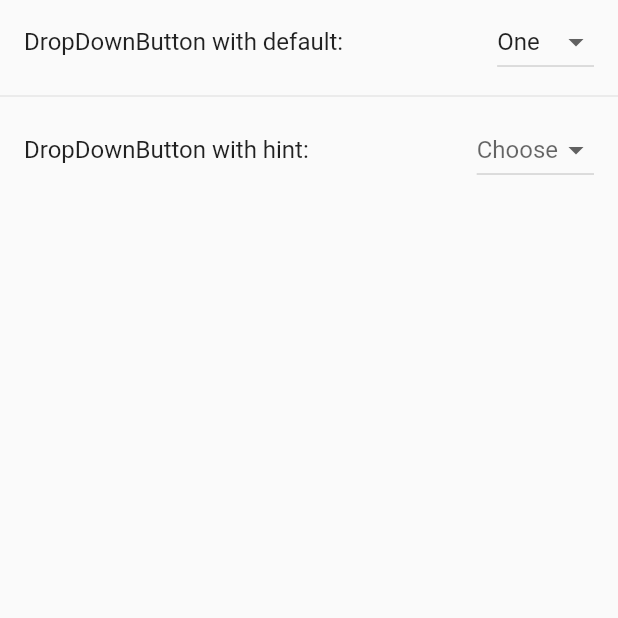
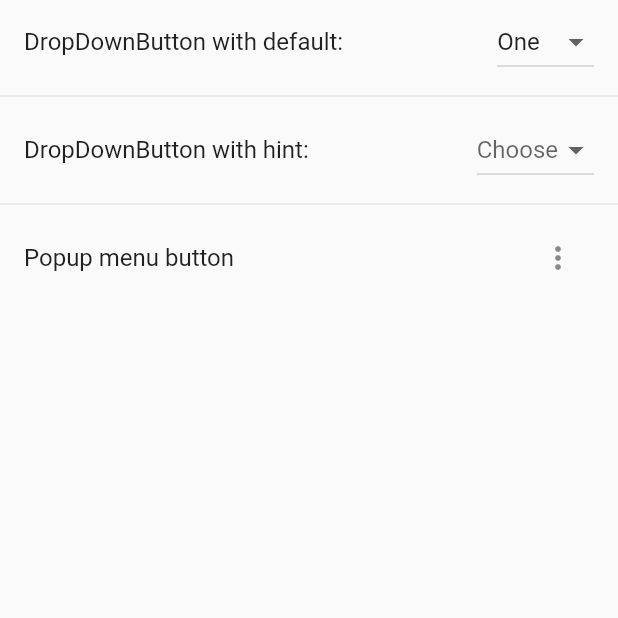
Before and after one commit to Bill-Zuckuberg/lt_dropdownbutton, a Flutter app: the screen it shows after launch, on a phone screen of 412 x 824 dp, the top half of it. Run offline on Flutter 3.47's test engine with Material 2 defaults, Android fonts, the phone set to English and light mode, and no system bars.

Commit message:
Created dropdown popup menu button

```diff
--- a/lib/main.dart
+++ b/lib/main.dart
@@ -23,15 +23,22 @@ class DropdownButtonController extends StatefulWidget {
 }
 
 class _DropdownButtonState extends State<DropdownButtonController> {
-  static const menuItem = <String>["One", "Two", "Three", "Four"];
+  static const menuItems = <String>["One", "Two", "Three", "Four"];
   String _btn1SelectedVal = "One";
   String? _btn2SelectedVal;
-  // late String _btn3SelectedVal;
+  late String _btn3SelectedVal;
 
-  final List<DropdownMenuItem<String>> _dropDownMenuItems = menuItem
+  final List<DropdownMenuItem<String>> _dropDownMenuItems = menuItems
       .map((e) => DropdownMenuItem<String>(
             child: Text(e),
             value: e,
+          ))
+      .toList();
+
+  final List<PopupMenuItem<String>> _popUpMenuItems = menuItems
+      .map((val) => PopupMenuItem<String>(
+            value: val,
+            child: Text(val),
           ))
       .toList();
 
@@ -70,6 +77,18 @@ class _DropdownButtonState extends State<DropdownButtonController> {
             },
           ),
         ),
+        const Divider(),
+        ListTile(
+          title: const Text("Popup menu button"),
+          trailing: PopupMenuButton<String>(
+            itemBuilder: (BuildContext context) => _popUpMenuItems,
+            onSelected: (String newVal) {
+              _btn3SelectedVal = newVal;
+              ScaffoldMessenger.of(context)
+                  .showSnackBar(SnackBar(content: Text(_btn3SelectedVal)));
+            },
+          ),
+        )
       ],
     ));
   }
```
Also changed, not shown: assets/icon.png (added).
